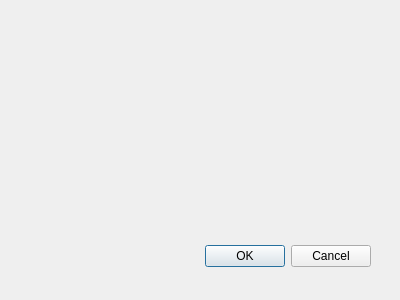
Qt form CAMan/make_req_dlg.ui (jykim74/CertMan) before a commit.
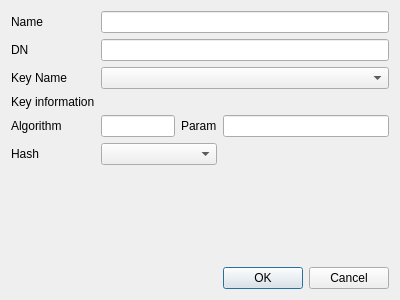
The same form after that commit.

What changed in the file:
```diff
--- a/CAMan/make_req_dlg.ui
+++ b/CAMan/make_req_dlg.ui
@@ -15,22 +15,98 @@
   <property name="windowTitle">
    <string>Dialog</string>
   </property>
-  <widget class="QDialogButtonBox" name="buttonBox">
-   <property name="geometry">
-    <rect>
-     <x>30</x>
-     <y>240</y>
-     <width>341</width>
-     <height>32</height>
-    </rect>
-   </property>
-   <property name="orientation">
-    <enum>Qt::Horizontal</enum>
-   </property>
-   <property name="standardButtons">
-    <set>QDialogButtonBox::Cancel|QDialogButtonBox::Ok</set>
-   </property>
-  </widget>
+  <layout class="QGridLayout" name="gridLayout">
+   <item row="2" column="0">
+    <widget class="QLabel" name="label_3">
+     <property name="text">
+      <string>Key Name</string>
+     </property>
+    </widget>
+   </item>
+   <item row="1" column="0">
+    <widget class="QLabel" name="label_2">
+     <property name="text">
+      <string>DN</string>
+     </property>
+    </widget>
+   </item>
+   <item row="4" column="3">
+    <widget class="QLineEdit" name="lineEdit_4"/>
+   </item>
+   <item row="3" column="0">
+    <widget class="QLabel" name="label_4">
+     <property name="text">
+      <string>Key information</string>
+     </property>
+    </widget>
+   </item>
+   <item row="5" column="0">
+    <widget class="QLabel" name="label_5">
+     <property name="text">
+      <string>Hash</string>
+     </property>
+    </widget>
+   </item>
+   <item row="4" column="2">
+    <widget class="QLabel" name="label_7">
+     <property name="text">
+      <string>Param</string>
+     </property>
+    </widget>
+   </item>
+   <item row="7" column="3">
+    <widget class="QDialogButtonBox" name="buttonBox">
+     <property name="orientation">
+      <enum>Qt::Horizontal</enum>
+     </property>
+     <property name="standardButtons">
+      <set>QDialogButtonBox::Cancel|QDialogButtonBox::Ok</set>
+     </property>
+    </widget>
+   </item>
+   <item row="4" column="0">
+    <widget class="QLabel" name="label_6">
+     <property name="text">
+      <string>Algorithm</string>
+     </property>
+    </widget>
+   </item>
+   <item row="4" column="1">
+    <widget class="QLineEdit" name="lineEdit_3"/>
+   </item>
+   <item row="0" column="0">
+    <widget class="QLabel" name="label">
+     <property name="text">
+      <string>Name</string>
+     </property>
+    </widget>
+   </item>
+   <item row="6" column="0">
+    <spacer name="verticalSpacer">
+     <property name="orientation">
+      <enum>Qt::Vertical</enum>
+     </property>
+     <property name="sizeHint" stdset="0">
+      <size>
+       <width>20</width>
+       <height>40</height>
+      </size>
+     </property>
+    </spacer>
+   </item>
+   <item row="0" column="1" colspan="3">
+    <widget class="QLineEdit" name="lineEdit"/>
+   </item>
+   <item row="1" column="1" colspan="3">
+    <widget class="QLineEdit" name="lineEdit_2"/>
+   </item>
+   <item row="2" column="1" colspan="3">
+    <widget class="QComboBox" name="comboBox"/>
+   </item>
+   <item row="5" column="1" colspan="2">
+    <widget class="QComboBox" name="comboBox_2"/>
+   </item>
+  </layout>
  </widget>
  <pixmapfunction/>
  <resources/>
```
Left out of the diff: 5 changed lines with no effect on the pictures.
